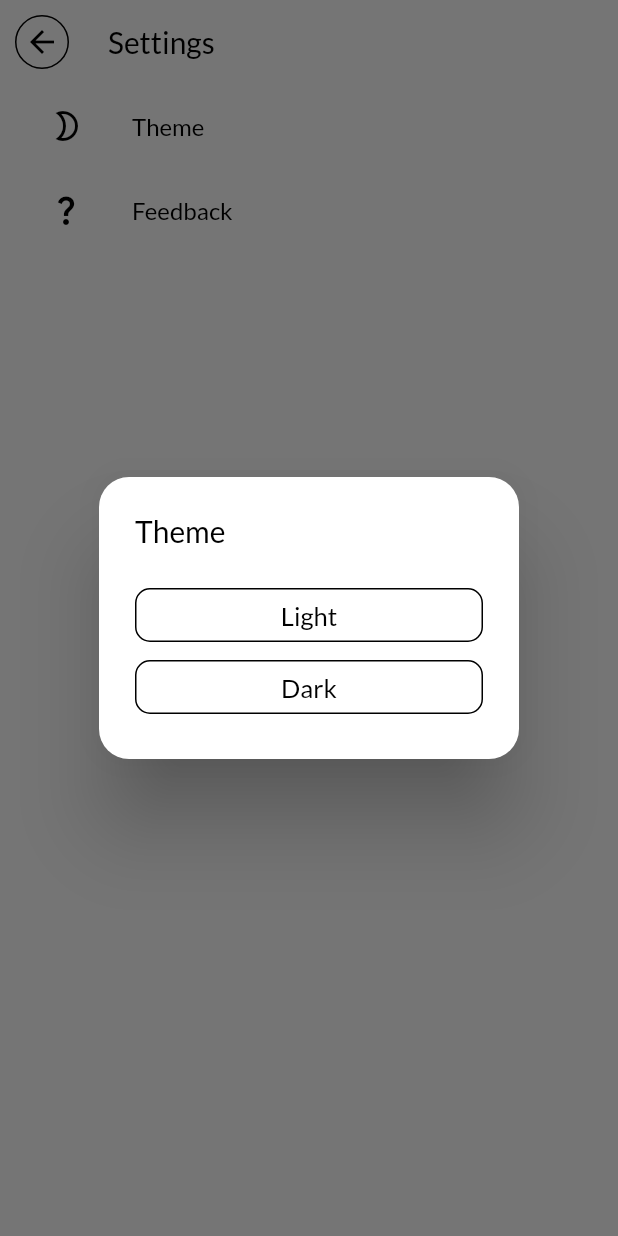
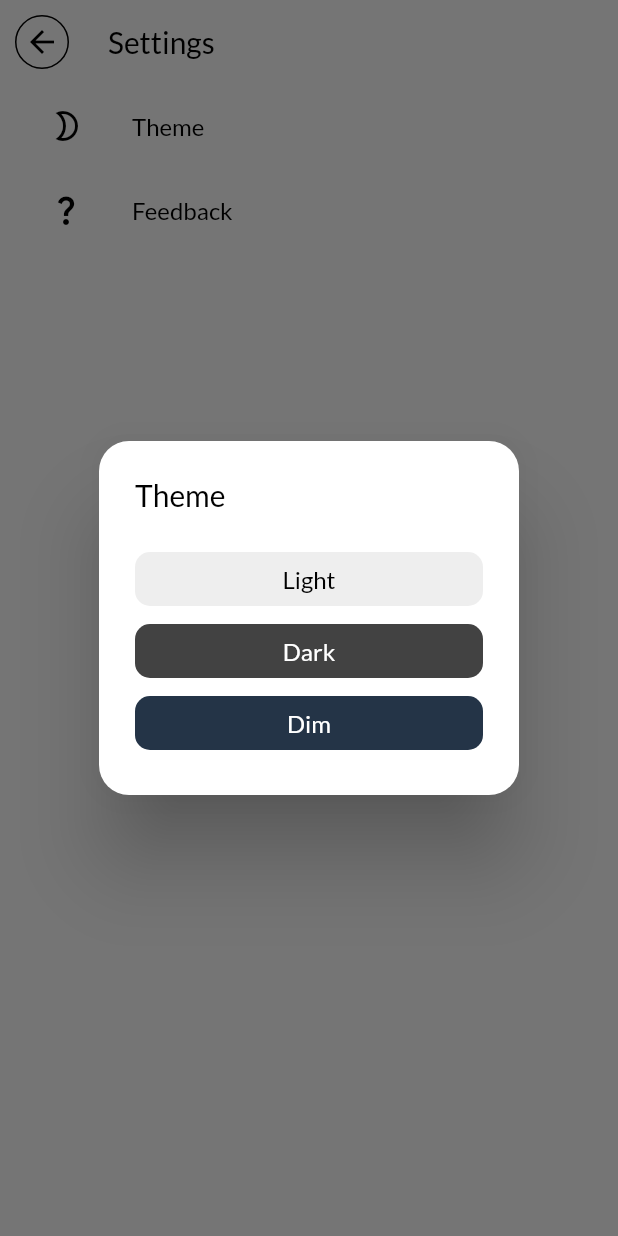
Before and after one commit to erfkarimi/jungle, a Flutter app: the Settings screen opened directly, after a tap on "Theme", on a phone screen of 412 x 824 dp. Run offline on Flutter 3.47's test engine with Material 2 defaults, Android fonts, the light colour scheme and no system bars; our stand-ins replace hive, hive_flutter, page_transition, shared_preferences; accounts and stored records are empty.

Commit message:
Dim theme added

```diff
--- a/lib/view/home/todo/completed_todo/edit_completed_todo.dart
+++ b/lib/view/home/todo/completed_todo/edit_completed_todo.dart
@@ -67,7 +67,7 @@ void showEditBottomSheet(
                           titleTextField(context, setTheme, completedTodo),
                           const SizedBox(height: 10),
                           descriptionTextField(context, setTheme, completedTodo),
-                          const SizedBox(height: 24),
+                          const SizedBox(height: 30),
                           updateCompletedTodoButton(context, setTheme, completedTodoBox, completedTodo, index)
                         ],
                       ),
@@ -119,6 +119,7 @@ Widget backButton(
       child: TextFormField(
         cursorColor: Palette.ultramarineBlue,
         textCapitalization: TextCapitalization.sentences,
+        textInputAction: TextInputAction.next,
         style: TextStyle(
           color: setTheme.setTextTheme()
         ),
@@ -157,6 +158,7 @@ Widget backButton(
     return TextFormField(
       cursorColor: Palette.ultramarineBlue,
       textCapitalization: TextCapitalization.sentences,
+      textInputAction: TextInputAction.newline,
       style: TextStyle(
         color: setTheme.setTextTheme()
       ),
--- a/lib/view/home/todo/edit_todo.dart
+++ b/lib/view/home/todo/edit_todo.dart
@@ -119,6 +119,7 @@ Widget backButton(
       child: TextFormField(
         cursorColor: Palette.ultramarineBlue,
         textCapitalization: TextCapitalization.sentences,
+        textInputAction: TextInputAction.next,
         style: TextStyle(
           color: setTheme.setTextTheme()
         ),
@@ -157,6 +158,7 @@ Widget backButton(
     return TextFormField(
       cursorColor: Palette.ultramarineBlue,
       textCapitalization: TextCapitalization.sentences,
+      textInputAction: TextInputAction.newline,
       style: TextStyle(
         color: setTheme.setTextTheme()
       ),
--- a/lib/view/home/todo/todo_page.dart
+++ b/lib/view/home/todo/todo_page.dart
@@ -19,7 +19,6 @@ class TodoPage extends StatefulWidget{
 class TodoPageState extends State<TodoPage>{
   final Box<TodoModel> todoBox = Hive.box<TodoModel>("todo");
   final Box<TodoModel> completedTodoBox = Hive.box<TodoModel>("completed");
-  final TextEditingController titleTextController = TextEditingController();
   String title = "";
   @override
   Widget build(context){
@@ -257,7 +256,6 @@ class TodoPageState extends State<TodoPage>{
         style: TextStyle(
           color: setTheme.setTextTheme()
         ),
-        //controller: titleTextController,
         decoration: const InputDecoration(
           hintText: "Title",
           hintStyle: TextStyle(
--- a/lib/view/settings/settings.dart
+++ b/lib/view/settings/settings.dart
@@ -129,7 +129,8 @@ class Settings extends StatelessWidget{
             mainAxisSize: MainAxisSize.min,
             children: [
               lightThemeButton(context, setTheme),
-              darkThemeButton(context, setTheme)
+              darkThemeButton(context, setTheme),
+              dimThemeButton(context, setTheme)
             ],
           ),
         );
@@ -140,22 +141,23 @@ class Settings extends StatelessWidget{
   Widget lightThemeButton(BuildContext context, SetTheme setTheme){
     return MaterialButton(
       minWidth: double.infinity,
-      onPressed: (){
+      onPressed: setTheme.theme == "light"?
+        null : (){
         setTheme.theme = "light";
         setTheme.saveChangeTheme();
         Navigator.of(context).pop();
       },
-      color: setTheme.setAppBarTheme(),
+      color: Colors.white,
+      disabledColor: Colors.grey.shade200,
       elevation: 0.0,
       shape: RoundedRectangleBorder(
         borderRadius: BorderRadius.circular(10),
-        side: const BorderSide()
       ),
-      child: Text(
+      child: const Text(
         "Light",
         style:  TextStyle(
-          fontSize: 17,
-          color: setTheme.setTextTheme()
+          fontSize: 16,
+          color: Colors.black
         ),
       ),
     );
@@ -165,22 +167,46 @@ class Settings extends StatelessWidget{
   Widget darkThemeButton(BuildContext context, SetTheme setTheme){
     return MaterialButton(
       minWidth: double.infinity,
-      onPressed: (){
+      onPressed: setTheme.theme == "dark" ?
+        null : (){
         setTheme.theme = "dark";
         setTheme.saveChangeTheme();
         Navigator.of(context).pop();
       },
       elevation: 0.0,
-      color: setTheme.setAppBarTheme(),
+      color: Colors.grey.shade800,
       shape: RoundedRectangleBorder(
         borderRadius: BorderRadius.circular(10),
-        side: const BorderSide()
       ),
-      child: Text(
+      child: const Text(
         "Dark",
         style: TextStyle(
-          fontSize: 17,
-          color: setTheme.setTextTheme()
+          fontSize: 16,
+          color: Colors.white
+        ),
+      ),
+    );
+  }
+
+  Widget dimThemeButton(BuildContext context, SetTheme setTheme){
+    return MaterialButton(
+      minWidth: double.infinity,
+      onPressed: setTheme.theme == "dim" ?
+        null : (){
+        setTheme.theme = "dim";
+        setTheme.saveChangeTheme();
+        Navigator.of(context).pop();
+      },
+      elevation: 0.0,
+      color: const Color.fromRGBO(36, 52, 71, 1.0),
+      shape: RoundedRectangleBorder(
+        borderRadius: BorderRadius.circular(10),
+      ),
+      child: const Text(
+        "Dim",
+        style: TextStyle(
+          fontSize: 16,
+          color: Colors.white
         ),
       ),
     );
--- a/lib/view/welcome_page/welcome_page.dart
+++ b/lib/view/welcome_page/welcome_page.dart
@@ -6,11 +6,6 @@ class WelcomePage extends StatelessWidget{
 
   @override
   Widget build(context){
-    return buildBody();
-  }
-
-  /* Widgets and Functions */
-  Widget buildBody(){
     return const Page1();
   }
 }
--- a/lib/view_model/set_theme/set_theme.dart
+++ b/lib/view_model/set_theme/set_theme.dart
@@ -6,7 +6,7 @@ class SetTheme extends ChangeNotifier{
   bool showTaskPage = true;
 
   Color setTextTheme(){
-    if(theme == "dark"){
+    if(theme == "dark" || theme == "dim"){
       return Colors.white;
     } else {
       return Colors.black;
@@ -16,21 +16,25 @@ class SetTheme extends ChangeNotifier{
   Color setAppBarTheme(){
     if(theme == "dark"){
       return Colors.grey.shade900;
-    } else {
-      return Colors.white;
-    }
+    } else if(theme == "dim"){
+        return const Color.fromRGBO(20, 29, 38, 1.0);
+     }else {
+        return Colors.white;
+     }
   }
 
   Color setBackgroundTheme(){
     if(theme == "dark"){
-      return Colors.grey.shade800;
+        return Colors.grey.shade800;
+    } else if(theme == "dim") {
+        return const Color.fromRGBO(36, 52, 71, 1.0);
     } else {
-      return Colors.white;
+        return Colors.white;
     }
   }
 
   Color setDescriptionTheme(){
-    if(theme == "dark"){
+    if(theme == "dark" || theme == "dim"){
       return Colors.grey.shade200;
     } else {
       return Colors.grey.shade600;
@@ -39,7 +43,7 @@ class SetTheme extends ChangeNotifier{
 
 
   Color setTextFieldBorderTheme(){
-    if(theme == "dark"){
+    if(theme == "dark" || theme == "dim"){
       return Colors.grey;
     } else {
       return Colors.black;
```
Also changed, not shown: lib/view/add_task/add_task.dart (+38 -19 lines), lib/view/home/task/edit_task_bottom_sheet.dart/edit_task_bottom_sheet.dart (+6 -2 lines).
